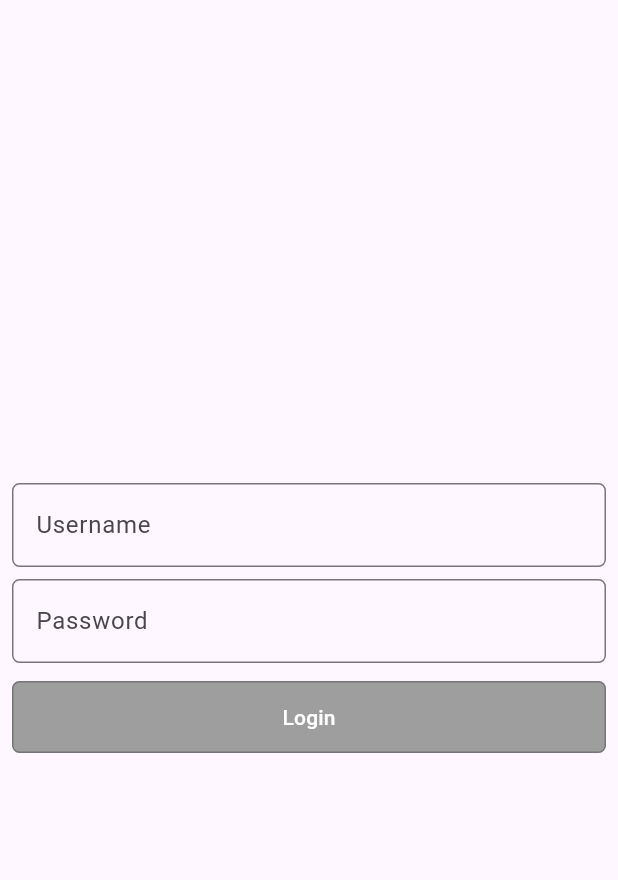
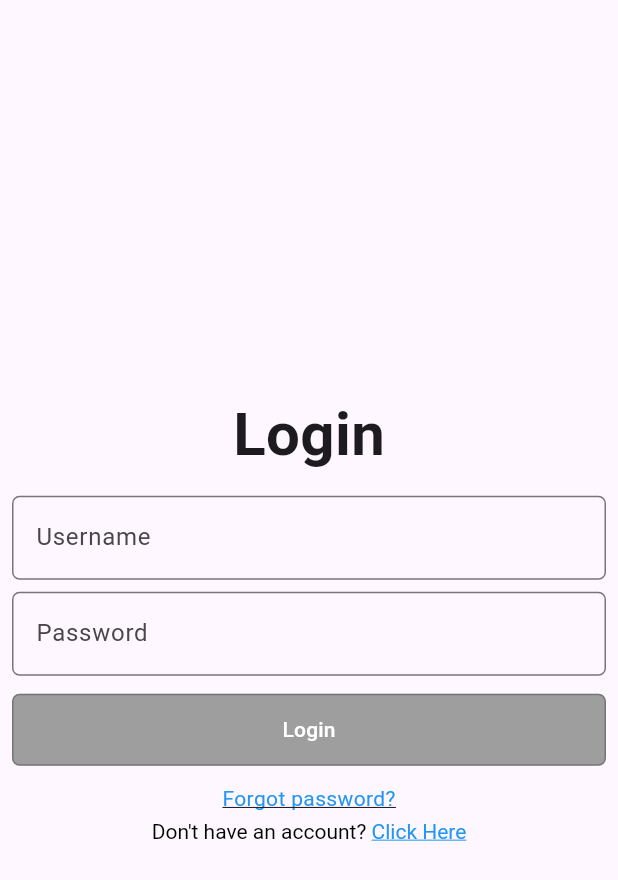
Before and after one commit to NicholasWjy24/SilverStar, a Flutter app: the screen it shows after launch, on a phone screen of 412 x 824 dp. Shown: the top 880 px of the screen. Run offline on Flutter 3.47's test engine with Material 3 defaults, Android fonts, the phone set to English and light mode, and no system bars.

Commit message:
feat: penambahan forgot passowrd textspan dan register textspan

```diff
--- a/lib/view/Login_Screen.dart
+++ b/lib/view/Login_Screen.dart
@@ -1,5 +1,6 @@
 import 'package:flutter/material.dart';
 import 'package:silverstar_mobile/view/Home_Screen.dart';
+import 'package:flutter/gestures.dart';
 
 class LoginScreen extends StatefulWidget {
   const LoginScreen({super.key});
@@ -67,6 +68,8 @@ class _LoginScreenState extends State<LoginScreen> {
           child: Column(
             mainAxisAlignment: MainAxisAlignment.center,
               children: [
+                Text('Login', style: TextStyle(fontSize: 40, fontWeight: FontWeight.bold),),
+                const SizedBox(height: 12),
                 TextField(
                   controller: usernameController,
                   obscureText: false,
@@ -109,6 +112,43 @@ class _LoginScreenState extends State<LoginScreen> {
                     },
                     child: const Text("Login"),
                   ),
+                ),
+                const SizedBox(height: 12),
+                GestureDetector(
+                  onTap: () {
+                    print("Forgot Password clicked");
+                  },
+                  child: const Text(
+                    "Forgot password?",
+                    style: TextStyle(
+                      color: Colors.blue,
+                      decoration: TextDecoration.underline,
+                    ),
+                  ),
+                ),
+                const SizedBox(height: 4),
+                RichText(
+                  text: TextSpan(
+                    text: "Don't have an account? ",
+                    style: const TextStyle(
+                      color: Colors.black,
+                      fontSize: 14,
+                    ),
+                    children: [
+                      TextSpan(
+                        text: "Click Here",
+                        style: const TextStyle(
+                          color: Colors.blue,
+                          decoration: TextDecoration.underline,
+                        ),
+                        recognizer: TapGestureRecognizer()
+                          ..onTap = () {
+                            print("Click Here clicked");
+                            // Navigator.push(...)
+                          },
+                      ),
+                    ],
+                  ),
                 )
               ],
           ),
```
